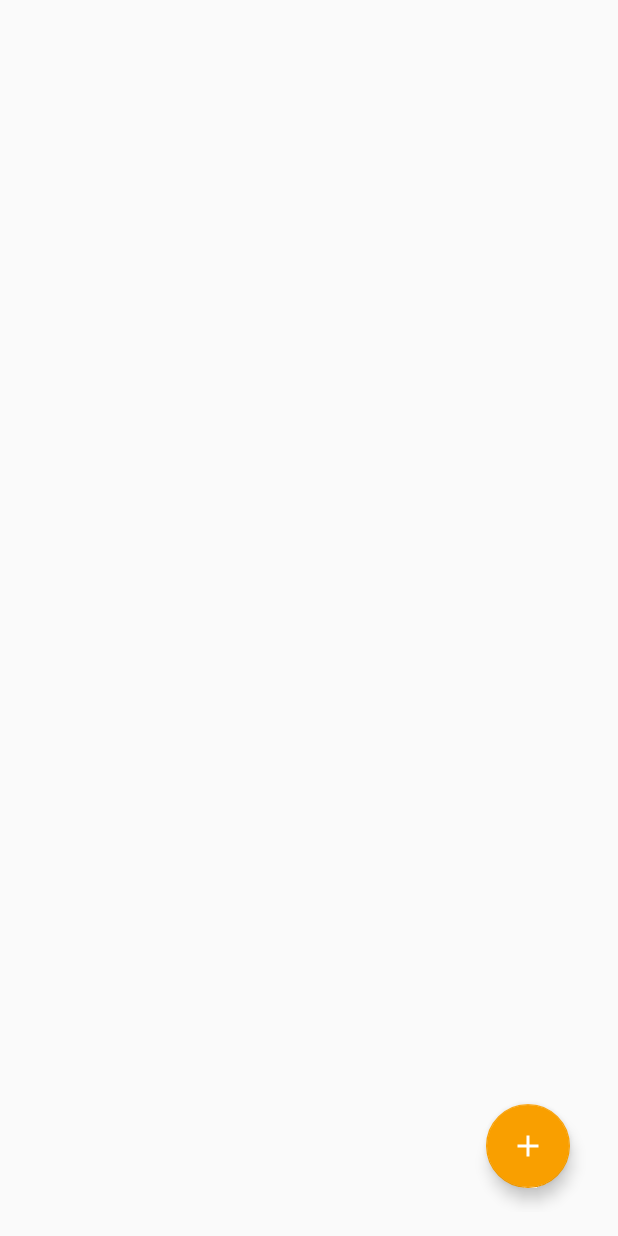
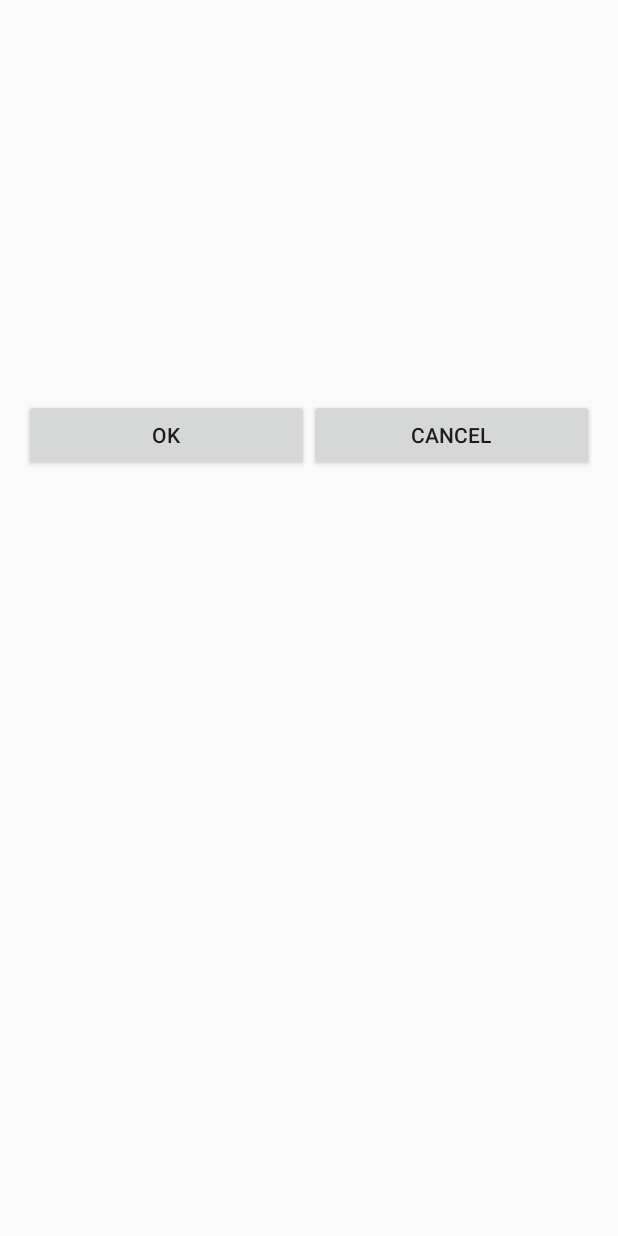
Before and after one commit to jorjyeah/RosterManagement, an Android app: the AddEventActivity screen opened directly, with no data from a screen before it, on a phone screen of 412 x 824 dp. Run offline under Robolectric (Android 15) with nearby library versions, the phone set to English and light mode, and no system bars; 1 statement that could not run was skipped.

Commit message:
initial push

```diff
--- a/app/src/main/java/id/ac/umn/rostermanagement/CalendarEventActivity.java
+++ b/app/src/main/java/id/ac/umn/rostermanagement/CalendarEventActivity.java
@@ -1,6 +1,7 @@
 package id.ac.umn.rostermanagement;
 
 import android.content.Intent;
+import android.support.design.widget.FloatingActionButton;
 import android.support.v7.app.AppCompatActivity;
 import android.os.Bundle;
 import android.view.View;
@@ -14,7 +15,7 @@ public class CalendarEventActivity extends AppCompatActivity {
         super.onCreate(savedInstanceState);
         setContentView(R.layout.activity_calendar_event);
 
-        Button eventButton = (Button) findViewById(R.id.addevent);
+        FloatingActionButton eventButton = (FloatingActionButton) findViewById(R.id.addevent);
         eventButton.setOnClickListener(new View.OnClickListener() {
             @Override
             public void onClick(View v) {
--- a/app/src/main/res/layout/activity_add_event.xml
+++ b/app/src/main/res/layout/activity_add_event.xml
@@ -7,25 +7,41 @@
     android:padding="16dp"
     android:orientation="vertical"
     tools:context=".AddEventActivity">
-    <ListView
-        android:id="@+id/job"
+    <TableLayout
         android:layout_width="match_parent"
         android:layout_height="wrap_content">
-    </ListView>
-        <!--<Button-->
-            <!--android:layout_width="match_parent"-->
-            <!--android:layout_height="wrap_content"-->
-            <!--android:text="lala"-->
-            <!--android:layout_alignParentBottom="true"-->
-            <!--android:id="@+id/addjob"/>-->
-        <android.support.design.widget.FloatingActionButton
-            android:id="@+id/addjob"
-            android:layout_width="wrap_content"
-            android:layout_height="wrap_content"
-            android:layout_alignParentBottom="true"
-            android:layout_alignParentRight="true"
-            android:layout_gravity="end|bottom"
-            android:src="@drawable/plus"
-            android:tint="#ffffff"
-            android:layout_margin="16dp" />
+
+    //tambahin date picker
+    //tambahin spinner shiftnya
+        <TableRow>
+
+        </TableRow>
+        <TableRow>
+            <ListView
+                android:id="@+id/job"
+                android:layout_weight="1"
+                android:layout_width="match_parent"
+                android:layout_height="250dp"
+                android:layout_alignParentTop="true"
+                android:layout_centerHorizontal="true"></ListView>
+        </TableRow>
+        <TableRow>
+            <Button
+                android:id="@+id/ok_button"
+                android:layout_weight="1"
+                android:layout_width="wrap_content"
+                android:layout_height="wrap_content"
+                android:layout_alignParentBottom="true"
+                android:layout_alignParentStart="true"
+                android:text="ok" />
+            <Button
+                android:id="@+id/cancel_button"
+                android:layout_weight="1"
+                android:layout_width="wrap_content"
+                android:layout_height="wrap_content"
+                android:layout_alignParentBottom="true"
+                android:layout_alignParentStart="true"
+                android:text="cancel" />
+        </TableRow>
+    </TableLayout>
 </RelativeLayout>
```
